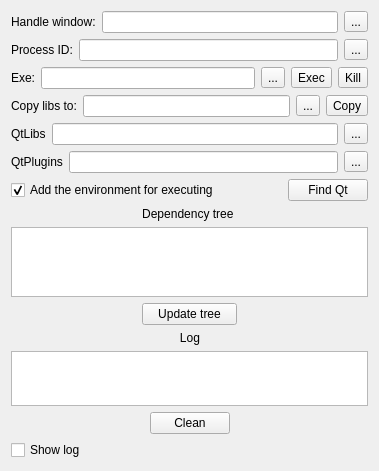
HardArchive/DLLCollector_recode, file mainwindow.ui: the form before one commit.
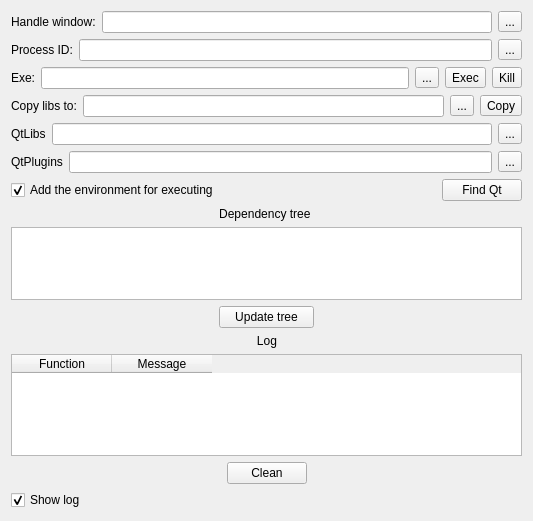
The form after the commit.

```diff
--- a/mainwindow.ui
+++ b/mainwindow.ui
@@ -6,8 +6,8 @@
    <rect>
     <x>0</x>
     <y>0</y>
-    <width>379</width>
-    <height>471</height>
+    <width>533</width>
+    <height>521</height>
    </rect>
   </property>
   <property name="acceptDrops">
@@ -23,7 +23,7 @@
       <property name="minimumSize">
        <size>
         <width>0</width>
-        <height>100</height>
+        <height>150</height>
        </size>
       </property>
       <layout class="QGridLayout" name="gridLayout_4">
@@ -54,13 +54,6 @@
            </property>
           </widget>
          </item>
-         <item row="1" column="0" colspan="3">
-          <widget class="QListWidget" name="listWidget_Log">
-           <property name="editTriggers">
-            <set>QAbstractItemView::NoEditTriggers</set>
-           </property>
-          </widget>
-         </item>
          <item row="2" column="0">
           <spacer name="horizontalSpacer">
            <property name="orientation">
@@ -94,6 +87,41 @@
            </property>
           </spacer>
          </item>
+         <item row="1" column="0" colspan="3">
+          <widget class="QTableWidget" name="tableWidget_Log">
+           <property name="editTriggers">
+            <set>QAbstractItemView::NoEditTriggers</set>
+           </property>
+           <property name="selectionMode">
+            <enum>QAbstractItemView::SingleSelection</enum>
+           </property>
+           <property name="selectionBehavior">
+            <enum>QAbstractItemView::SelectRows</enum>
+           </property>
+           <attribute name="horizontalHeaderCascadingSectionResizes">
+            <bool>true</bool>
+           </attribute>
+           <attribute name="horizontalHeaderHighlightSections">
+            <bool>false</bool>
+           </attribute>
+           <attribute name="verticalHeaderVisible">
+            <bool>true</bool>
+           </attribute>
+           <attribute name="verticalHeaderHighlightSections">
+            <bool>false</bool>
+           </attribute>
+           <column>
+            <property name="text">
+             <string>Function</string>
+            </property>
+           </column>
+           <column>
+            <property name="text">
+             <string>Message</string>
+            </property>
+           </column>
+          </widget>
+         </item>
         </layout>
        </item>
       </layout>
@@ -235,6 +263,9 @@
       <property name="text">
        <string>Show log</string>
       </property>
+      <property name="checked">
+       <bool>true</bool>
+      </property>
      </widget>
     </item>
     <item row="1" column="0">
```
